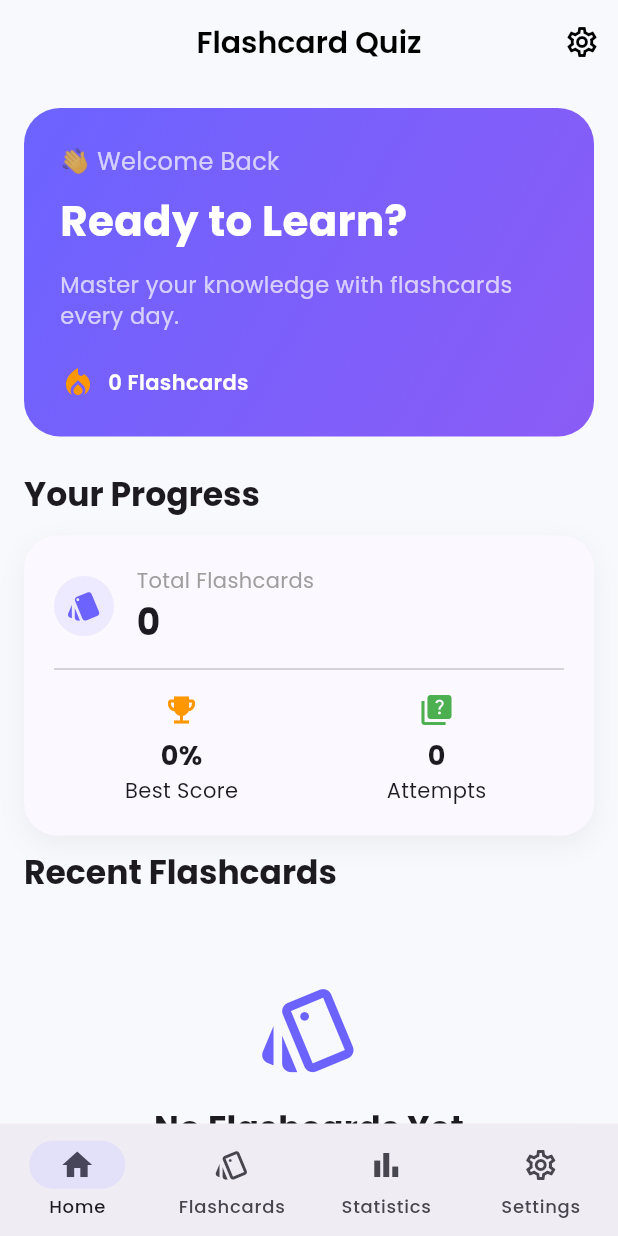
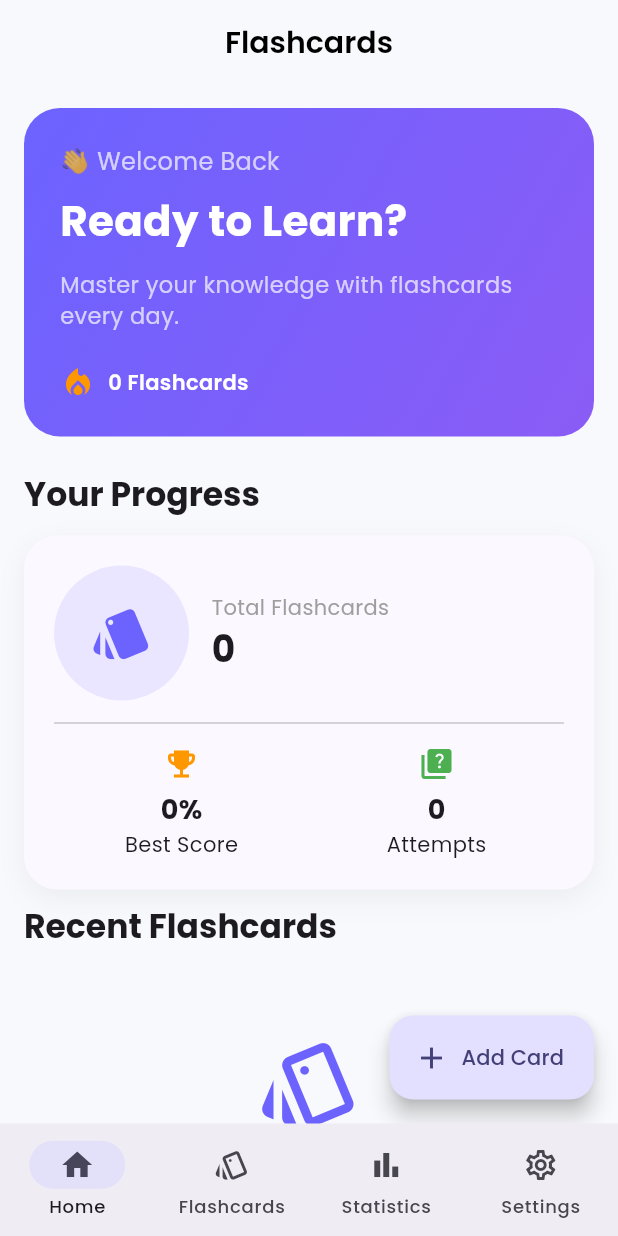
Before and after one commit to ankitbhardwaj2710/codealpha_flashcard_quiz_app, a Flutter app: the screen it shows after launch, on a phone screen of 412 x 824 dp. Run offline on Flutter 3.47's test engine with Material 3 defaults, Android fonts, the phone set to English and light mode, and no system bars; our stand-ins replace flip_card, google_fonts, shared_preferences, sqflite; accounts and stored records are empty.

Commit message:
Refactor color opacity usage to use withValues method for consistency across widgets

```diff
--- a/lib/screens/add_edit_card/add_edit_card_screen.dart
+++ b/lib/screens/add_edit_card/add_edit_card_screen.dart
@@ -139,7 +139,7 @@ class _AddEditCardScreenState extends State<AddEditCardScreen> {
             const SizedBox(height: 20),
 
             DropdownButtonFormField<String>(
-              value: _selectedCategory,
+              initialValue: _selectedCategory,
               decoration: const InputDecoration(
                 labelText: "Category",
               ),
--- a/lib/screens/home/home_screen.dart
+++ b/lib/screens/home/home_screen.dart
@@ -9,7 +9,7 @@ import '../../widgets/flashcard_widget.dart';
 // import '../../widgets/score_card.dart';
 import '../add_edit_card/add_edit_card_screen.dart';
 // import '../../widgets/search_bar_widget.dart';
-import '../settings/settings_screen.dart';
+// import '../settings/settings_screen.dart';
 import '../quiz/quiz_screen.dart';
 
 class HomeScreen extends StatefulWidget {
@@ -37,7 +37,9 @@ class _HomeScreenState extends State<HomeScreen> {
 void initState() {
   super.initState();
 
-    Future.microtask(() {
+  WidgetsBinding.instance.addPostFrameCallback((_) {
+    if (!mounted) return;
+
     context.read<FlashcardProvider>().loadFlashcards();
     context.read<ScoreProvider>().loadScores();
   });
@@ -56,21 +58,10 @@ class _HomeScreenState extends State<HomeScreen> {
 
     return Scaffold(
       appBar: AppBar(
-        title: const Text("Flashcard Quiz"),
+  title: const Text("Flashcards"),
   centerTitle: true,
-        actions: [
-          IconButton(
-            onPressed: () {
-  Navigator.push(
-    context,
-    MaterialPageRoute(
-      builder: (_) => const SettingsScreen(),
-    ),
-  );
-},
-            icon: const Icon(Icons.settings_outlined),
-          ),
-        ],
+  elevation: 0,
+  surfaceTintColor: Colors.transparent,
 ),
 
       floatingActionButton: FloatingActionButton.extended(
@@ -174,7 +165,7 @@ const SizedBox(height: 14),
                 borderRadius: BorderRadius.circular(22),
                 boxShadow: [
                   BoxShadow(
-                    color: Colors.black.withOpacity(.05),
+                    color: Colors.black.withValues(alpha: 0.05),
                     blurRadius: 15,
                     offset: const Offset(0, 6),
                   ),
@@ -184,9 +175,16 @@ const SizedBox(height: 14),
                 children: [
                   Row(
                     children: [
-                      const CircleAvatar(
-                        backgroundColor: Color(0xFFEDE9FE),
-                        child: Icon(Icons.style, color: Color(0xFF6C63FF)),
+                      CircleAvatar(
+  radius: 45,
+  backgroundColor: const Color(
+    0xFF6C63FF,
+  ).withValues(alpha: 0.12),
+  child: const Icon(
+    Icons.style,
+    size: 42,
+    color: Color(0xFF6C63FF),
+  ),
 ),
 
                       const SizedBox(width: 15),
--- a/lib/screens/main_navigation/main_navigation_screen.dart
+++ b/lib/screens/main_navigation/main_navigation_screen.dart
@@ -27,7 +27,7 @@ class _MainNavigationScreenState
 
   @override
   Widget build(BuildContext context) {
-    return Scaffold(extendBody: true,
+    return Scaffold(
       body: IndexedStack(
         index: _currentIndex,
         children: _screens,
--- a/lib/screens/statistics/statistics_screen.dart
+++ b/lib/screens/statistics/statistics_screen.dart
@@ -129,7 +129,7 @@ class _StatCard extends StatelessWidget {
       ),
       child: ListTile(
         leading: CircleAvatar(
-          backgroundColor: color.withOpacity(.15),
+          backgroundColor: color.withValues(alpha: 0.15),
           child: Icon(icon, color: color),
         ),
         title: Text(title),
--- a/lib/widgets/flashcard_widget.dart
+++ b/lib/widgets/flashcard_widget.dart
@@ -33,7 +33,7 @@ class FlashcardWidget extends StatelessWidget {
               borderRadius: BorderRadius.circular(22),
               boxShadow: [
                 BoxShadow(
-                  color: Colors.black.withOpacity(.05),
+                  color: Colors.black.withValues(alpha: 0.05),
                   blurRadius: 18,
                   offset: const Offset(0, 8),
                 ),
@@ -72,7 +72,7 @@ class FlashcardWidget extends StatelessWidget {
                               ),
                               decoration: BoxDecoration(
                                 color: const Color(0xff6C63FF)
-                                    .withOpacity(.12),
+                                    .withValues(alpha: 0.12),
                                 borderRadius: BorderRadius.circular(30),
                               ),
                               child: Text(
@@ -148,7 +148,7 @@ class FlashcardWidget extends StatelessWidget {
                             Container(
                               decoration: BoxDecoration(
                                 color: const Color(0xff6C63FF)
-                                    .withOpacity(.10),
+                                    .withValues(alpha: 0.10),
                                 borderRadius:
                                     BorderRadius.circular(50),
                               ),
```
Also changed, not shown: lib/widgets/score_card.dart (+4 -4 lines). Lines whose indentation alone changed are shown as unchanged.
